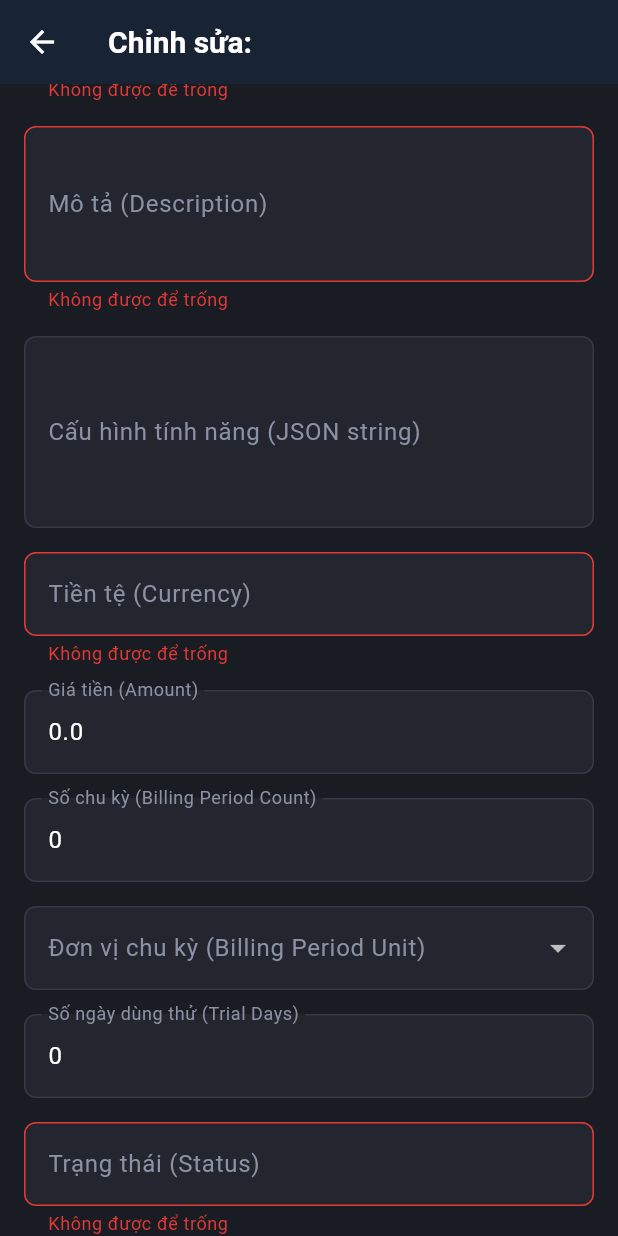
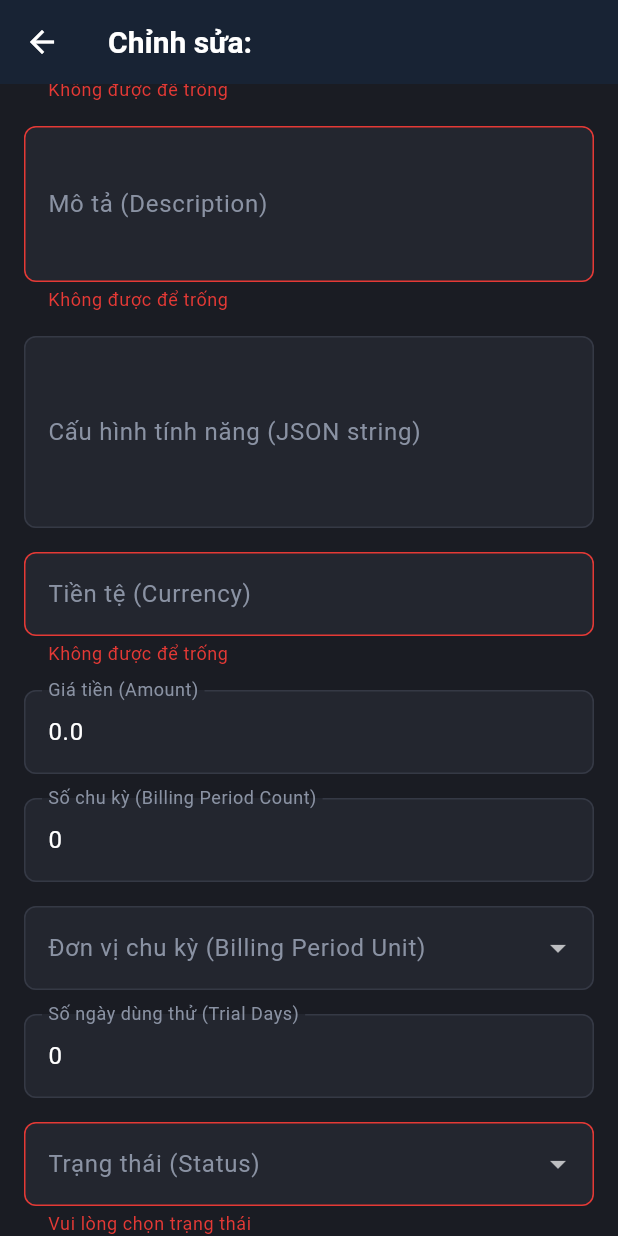
Before and after one commit to antt122/PRM-Frontend, a Flutter app: the UpdateSubscriptionPlanScreen screen opened directly with empty values, scrolled down 172 dp, after a tap on "Lưu thay đổi", on a phone screen of 412 x 824 dp. Run offline on Flutter 3.47's test engine with Material 3 defaults, Android fonts, the phone set to English and light mode, and no system bars; our stand-ins replace audioplayers, flutter_dotenv, flutter_riverpod, shared_preferences, timeago; accounts and stored records are empty.

Commit message:
final chỉnh update plan profile
chắc là đã final rùi

```diff
--- a/prm2/lib/screens/UpdatePlanScreen.dart
+++ b/prm2/lib/screens/UpdatePlanScreen.dart
@@ -27,7 +27,11 @@ class _UpdateSubscriptionPlanScreenState extends State<UpdateSubscriptionPlanScr
   late TextEditingController _billingPeriodCountController;
   late TextEditingController _amountController;
   late TextEditingController _trialDaysController;
+
+  // --- THAY ĐỔI 1: Controller cho status không còn cần thiết nữa (nhưng vẫn giữ để code cũ không lỗi) ---
   late TextEditingController _statusController;
+  // --- THAY ĐỔI 2: Thêm biến state mới cho Dropdown (kiểu int) ---
+  int? _selectedStatus;
 
   // State cho trường Dropdown (billingPeriodUnit)
   late int _selectedBillingUnit;
@@ -40,19 +44,16 @@ class _UpdateSubscriptionPlanScreenState extends State<UpdateSubscriptionPlanScr
     _displayNameController = TextEditingController(text: widget.initialPlan.displayName);
     _descriptionController = TextEditingController(text: widget.initialPlan.description);
 
-    // Giả sử initialPlan có các trường này, nếu không có, bạn cần thêm ?? ''
     _featureConfigController = TextEditingController(text: widget.initialPlan.featureConfig ?? '');
     _currencyController = TextEditingController(text: widget.initialPlan.currency ?? 'VND');
 
-    // Chuyển đổi số sang String cho Controllers
     _billingPeriodCountController = TextEditingController(text: widget.initialPlan.billingPeriodCount.toString());
     _amountController = TextEditingController(text: widget.initialPlan.amount.toString());
     _trialDaysController = TextEditingController(text: widget.initialPlan.trialDays?.toString() ?? '0');
 
-    // --- THAY ĐỔI: SỬ DỤNG 'status' (STRING) TỪ MODEL MỚI ---
-    // Model 'SubscriptionPlan' (widget.initialPlan) đã được cập nhật
-    // để sử dụng 'status' (kiểu String) thay vì 'isActive' (kiểu bool).
+    // --- THAY ĐỔI 3: Khởi tạo biến _selectedStatus (int?) từ status (String) ---
     _statusController = TextEditingController(text: widget.initialPlan.status);
+    _selectedStatus = int.tryParse(widget.initialPlan.status);
     // ----------------------------------------------------
 
     // Khởi tạo giá trị Dropdown
@@ -78,7 +79,6 @@ class _UpdateSubscriptionPlanScreenState extends State<UpdateSubscriptionPlanScr
     if (!_formKey.currentState!.validate()) return;
     setState(() { _isLoading = true; });
 
-    // Tạo request object, parse các giá trị từ String sang kiểu dữ liệu đúng
     final request = UpdatePlanRequest(
       name: _nameController.text.trim(),
       displayName: _displayNameController.text.trim(),
@@ -86,18 +86,13 @@ class _UpdateSubscriptionPlanScreenState extends State<UpdateSubscriptionPlanScr
       featureConfig: _featureConfigController.text.trim(),
       currency: _currencyController.text.trim(),
 
-      // Chuyển từ Text sang int?
       billingPeriodCount: int.tryParse(_billingPeriodCountController.text.trim()),
-      // Lấy từ state
       billingPeriodUnit: _selectedBillingUnit,
-      // Chuyển từ Text sang double?
       amount: double.tryParse(_amountController.text.trim()),
-      // Chuyển từ Text sang int?
       trialDays: int.tryParse(_trialDaysController.text.trim()),
 
-      // --- THAY ĐỔI: API có thể vẫn mong đợi INT cho 'status' ---
-      // (Nếu API của bạn mong đợi String, hãy đổi thành: _statusController.text.trim())
-      status: int.tryParse(_statusController.text.trim()),
+      // --- THAY ĐỔI 4: Sử dụng biến _selectedStatus (kiểu int?) trực tiếp ---
+      status: _selectedStatus,
     );
 
     final result = await _apiService.updateSubscriptionPlan(widget.initialPlan.id, request);
@@ -115,8 +110,6 @@ class _UpdateSubscriptionPlanScreenState extends State<UpdateSubscriptionPlanScr
 
   @override
   Widget build(BuildContext context) {
-    // (Lưu ý: Yêu cầu về màu sắc (xanh, đỏ, vàng) không áp dụng cho
-    // màn hình Form này, nó chỉ áp dụng cho màn hình hiển thị/danh sách)
     return Scaffold(
       appBar: AppBar(
         title: Text('Chỉnh sửa: ${widget.initialPlan.displayName}'),
@@ -126,7 +119,8 @@ class _UpdateSubscriptionPlanScreenState extends State<UpdateSubscriptionPlanScr
         child: ListView(
           padding: const EdgeInsets.all(16.0),
           children: [
-            // --- name (String) ---
+            // ... (Các TextFormField khác giữ nguyên) ...
+
             TextFormField(
               controller: _nameController,
               decoration: const InputDecoration(labelText: 'Tên mã (Name)'),
@@ -134,7 +128,6 @@ class _UpdateSubscriptionPlanScreenState extends State<UpdateSubscriptionPlanScr
             ),
             const SizedBox(height: 16),
 
-            // --- displayName (String) ---
             TextFormField(
               controller: _displayNameController,
               decoration: const InputDecoration(labelText: 'Tên hiển thị (Display Name)'),
@@ -142,7 +135,6 @@ class _UpdateSubscriptionPlanScreenState extends State<UpdateSubscriptionPlanScr
             ),
             const SizedBox(height: 16),
 
-            // --- description (String) ---
             TextFormField(
               controller: _descriptionController,
               decoration: const InputDecoration(labelText: 'Mô tả (Description)'),
@@ -151,7 +143,6 @@ class _UpdateSubscriptionPlanScreenState extends State<UpdateSubscriptionPlanScr
             ),
             const SizedBox(height: 16),
 
-            // --- featureConfig (String) ---
             TextFormField(
               controller: _featureConfigController,
               decoration: const InputDecoration(labelText: 'Cấu hình tính năng (JSON string)'),
@@ -159,7 +150,6 @@ class _UpdateSubscriptionPlanScreenState extends State<UpdateSubscriptionPlanScr
             ),
             const SizedBox(height: 16),
 
-            // --- currency (String) ---
             TextFormField(
               controller: _currencyController,
               decoration: const InputDecoration(labelText: 'Tiền tệ (Currency)'),
@@ -167,7 +157,6 @@ class _UpdateSubscriptionPlanScreenState extends State<UpdateSubscriptionPlanScr
             ),
             const SizedBox(height: 16),
 
-            // --- amount (double) ---
             TextFormField(
               controller: _amountController,
               decoration: const InputDecoration(labelText: 'Giá tiền (Amount)'),
@@ -177,7 +166,6 @@ class _UpdateSubscriptionPlanScreenState extends State<UpdateSubscriptionPlanScr
             ),
             const SizedBox(height: 16),
 
-            // --- billingPeriodCount (int) ---
             TextFormField(
               controller: _billingPeriodCountController,
               decoration: const InputDecoration(labelText: 'Số chu kỳ (Billing Period Count)'),
@@ -187,7 +175,6 @@ class _UpdateSubscriptionPlanScreenState extends State<UpdateSubscriptionPlanScr
             ),
             const SizedBox(height: 16),
 
-            // --- billingPeriodUnit (int) ---
             DropdownButtonFormField<int>(
               value: _selectedBillingUnit,
               decoration: const InputDecoration(labelText: 'Đơn vị chu kỳ (Billing Period Unit)'),
@@ -199,7 +186,6 @@ class _UpdateSubscriptionPlanScreenState extends State<UpdateSubscriptionPlanScr
             ),
             const SizedBox(height: 16),
 
-            // --- trialDays (int) ---
             TextFormField(
               controller: _trialDaysController,
               decoration: const InputDecoration(labelText: 'Số ngày dùng thử (Trial Days)'),
@@ -209,16 +195,33 @@ class _UpdateSubscriptionPlanScreenState extends State<UpdateSubscriptionPlanScr
             ),
             const SizedBox(height: 16),
 
-            // --- status (int/String) ---
-            TextFormField(
-              controller: _statusController,
+            // --- THAY ĐỔI 5: Thay thế DropdownButtonFormField<String> bằng DropdownButtonFormField<int> ---
+            DropdownButtonFormField<int>(
+              // Sử dụng biến state int?
+              value: _selectedStatus,
               decoration: const InputDecoration(
-                  labelText: 'Trạng thái (Status)',
-                  hintText: 'active, inactive, pending...' // Gợi ý bằng chữ
+                labelText: 'Trạng thái (Status)',
               ),
-              // keyboardType: TextInputType.number, // Xóa dòng này
-              // inputFormatters: [FilteringTextInputFormatter.digitsOnly], // Xóa dòng này
-              validator: (v) => (v == null || v.isEmpty) ? 'Không được để trống' : null,
+              items: const [
+                DropdownMenuItem(
+                  value: 1, // Giá trị là int
+                  child: Text('1: Active (Hoạt động)'),
+                ),
+                DropdownMenuItem(
+                  value: 0, // Giá trị là int
+                  child: Text('0: Inactive (Không hoạt động)'),
+                ),
+              ],
+              onChanged: (int? newValue) {
+                // Cập nhật biến state int?
+                setState(() {
+                  _selectedStatus = newValue;
+                  // (Tùy chọn) Cập nhật controller cũ nếu bạn vẫn cần
+                  _statusController.text = newValue?.toString() ?? '';
+                });
+              },
+              // Validator kiểm tra null
+              validator: (v) => (v == null) ? 'Vui lòng chọn trạng thái' : null,
             ),
             const SizedBox(height: 32),
 
```
